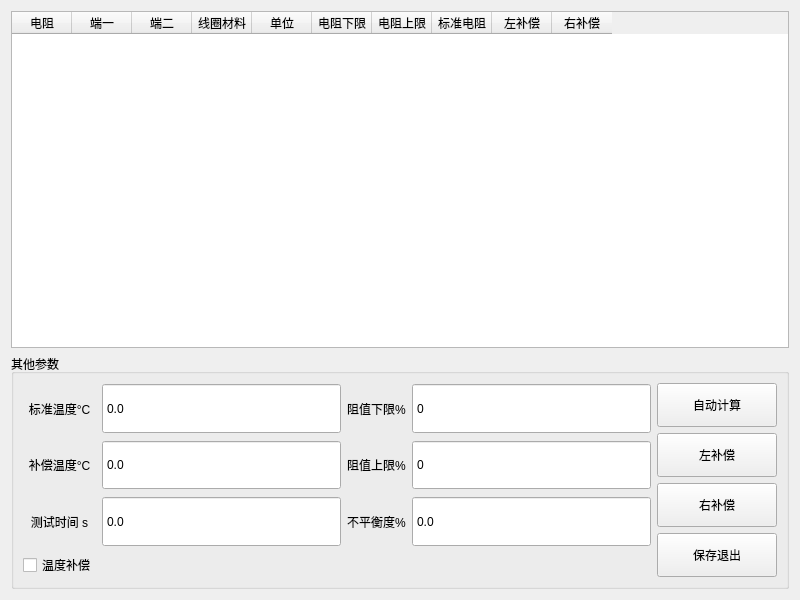
First picture: the form in PageDcr.ui, repository bloglink/aip-tester, before the edit.
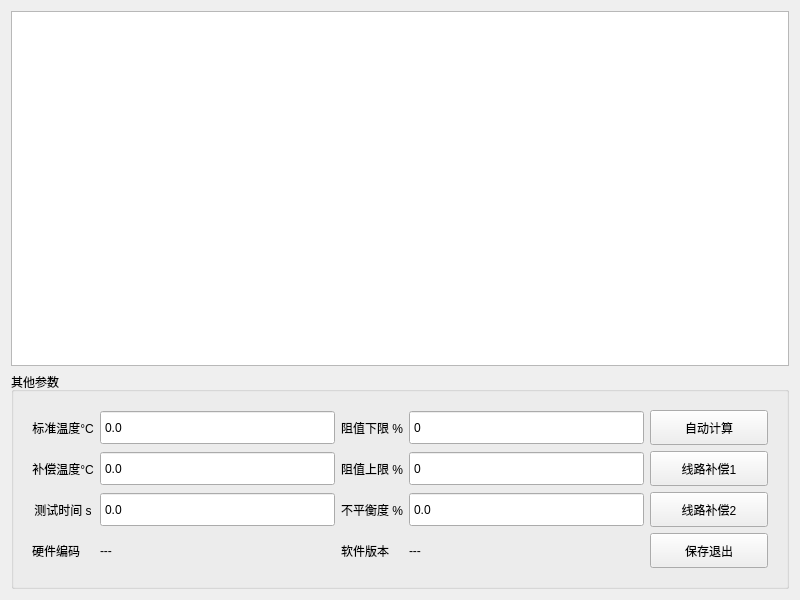
Second picture: the form after the edit.

The edit to the form file:
```diff
--- a/PageDcr.ui
+++ b/PageDcr.ui
@@ -15,66 +15,10 @@
   </property>
   <layout class="QVBoxLayout" name="verticalLayout" stretch="3,1">
    <item>
-    <widget class="QTableWidget" name="TabParams">
-     <property name="editTriggers">
-      <set>QAbstractItemView::AllEditTriggers</set>
-     </property>
-     <property name="selectionMode">
-      <enum>QAbstractItemView::SingleSelection</enum>
-     </property>
+    <widget class="QTableView" name="parameters">
      <attribute name="horizontalHeaderDefaultSectionSize">
-      <number>60</number>
+      <number>50</number>
      </attribute>
-     <column>
-      <property name="text">
-       <string>电阻</string>
-      </property>
-     </column>
-     <column>
-      <property name="text">
-       <string>端一</string>
-      </property>
-     </column>
-     <column>
-      <property name="text">
-       <string>端二</string>
-      </property>
-     </column>
-     <column>
-      <property name="text">
-       <string>线圈材料</string>
-      </property>
-     </column>
-     <column>
-      <property name="text">
-       <string>单位</string>
-      </property>
-     </column>
-     <column>
-      <property name="text">
-       <string>电阻下限</string>
-      </property>
-     </column>
-     <column>
-      <property name="text">
-       <string>电阻上限</string>
-      </property>
-     </column>
-     <column>
-      <property name="text">
-       <string>标准电阻</string>
-      </property>
-     </column>
-     <column>
-      <property name="text">
-       <string>左补偿</string>
-      </property>
-     </column>
-     <column>
-      <property name="text">
-       <string>右补偿</string>
-      </property>
-     </column>
     </widget>
    </item>
    <item>
@@ -82,35 +26,65 @@
      <property name="title">
       <string>其他参数</string>
      </property>
-     <layout class="QGridLayout" name="gridLayout" columnstretch="0,2,0,2,1">
-      <item row="1" column="0">
-       <widget class="QLabel" name="TextOffsetTemp">
+     <layout class="QHBoxLayout" name="horizontalLayout" stretch="1">
+      <item>
+       <widget class="QWidget" name="widget" native="true">
+        <property name="sizePolicy">
+         <sizepolicy hsizetype="Expanding" vsizetype="Expanding">
+          <horstretch>0</horstretch>
+          <verstretch>0</verstretch>
+         </sizepolicy>
+        </property>
+        <layout class="QGridLayout" name="gridLayout_2" columnstretch="0,2,0,2,1">
+         <item row="1" column="2">
+          <widget class="QLabel" name="TextMax">
         <property name="text">
-         <string>补偿温度°C</string>
+            <string>阻值上限 %</string>
         </property>
         <property name="alignment">
          <set>Qt::AlignCenter</set>
         </property>
        </widget>
       </item>
-      <item row="2" column="2">
-       <widget class="QLabel" name="TextUnbalance">
-        <property name="text">
-         <string>不平衡度%</string>
+         <item row="0" column="3">
+          <widget class="QDoubleSpinBox" name="BoxMin">
+           <property name="sizePolicy">
+            <sizepolicy hsizetype="Expanding" vsizetype="Expanding">
+             <horstretch>0</horstretch>
+             <verstretch>0</verstretch>
+            </sizepolicy>
+           </property>
+           <property name="minimumSize">
+            <size>
+             <width>0</width>
+             <height>35</height>
+            </size>
+           </property>
+           <property name="buttonSymbols">
+            <enum>QAbstractSpinBox::NoButtons</enum>
+           </property>
+           <property name="decimals">
+            <number>0</number>
+           </property>
+           <property name="minimum">
+            <double>-9900.000000000000000</double>
+           </property>
+           <property name="maximum">
+            <double>9900.000000000000000</double>
         </property>
        </widget>
       </item>
       <item row="1" column="1">
        <widget class="QDoubleSpinBox" name="BoxOffset">
         <property name="sizePolicy">
-         <sizepolicy hsizetype="Minimum" vsizetype="Expanding">
+            <sizepolicy hsizetype="Expanding" vsizetype="Expanding">
           <horstretch>0</horstretch>
           <verstretch>0</verstretch>
          </sizepolicy>
         </property>
         <property name="minimumSize">
          <size>
-          <width>97</width>
+             <width>0</width>
           <height>35</height>
          </size>
         </property>
@@ -125,27 +99,17 @@
         </property>
        </widget>
       </item>
-      <item row="0" column="0">
-       <widget class="QLabel" name="TextStdTemp">
-        <property name="text">
-         <string>标准温度°C</string>
-        </property>
-        <property name="alignment">
-         <set>Qt::AlignCenter</set>
-        </property>
-       </widget>
-      </item>
       <item row="0" column="1">
        <widget class="QDoubleSpinBox" name="BoxStd">
         <property name="sizePolicy">
-         <sizepolicy hsizetype="Minimum" vsizetype="Expanding">
+            <sizepolicy hsizetype="Expanding" vsizetype="Expanding">
           <horstretch>0</horstretch>
           <verstretch>0</verstretch>
          </sizepolicy>
         </property>
         <property name="minimumSize">
          <size>
-          <width>97</width>
+             <width>0</width>
           <height>35</height>
          </size>
         </property>
@@ -160,10 +124,10 @@
         </property>
        </widget>
       </item>
-      <item row="1" column="3">
-       <widget class="QDoubleSpinBox" name="BoxMax">
+         <item row="1" column="4">
+          <widget class="QPushButton" name="btn2">
         <property name="sizePolicy">
-         <sizepolicy hsizetype="Minimum" vsizetype="Expanding">
+            <sizepolicy hsizetype="Expanding" vsizetype="Expanding">
           <horstretch>0</horstretch>
           <verstretch>0</verstretch>
          </sizepolicy>
@@ -174,74 +138,15 @@
           <height>35</height>
          </size>
         </property>
-        <property name="buttonSymbols">
-         <enum>QAbstractSpinBox::NoButtons</enum>
-        </property>
-        <property name="decimals">
-         <number>0</number>
-        </property>
-        <property name="minimum">
-         <double>-9900.000000000000000</double>
-        </property>
-        <property name="maximum">
-         <double>9900.000000000000000</double>
-        </property>
-       </widget>
-      </item>
-      <item row="2" column="1">
-       <widget class="QDoubleSpinBox" name="BoxTime">
-        <property name="sizePolicy">
-         <sizepolicy hsizetype="Minimum" vsizetype="Expanding">
-          <horstretch>0</horstretch>
-          <verstretch>0</verstretch>
-         </sizepolicy>
-        </property>
-        <property name="minimumSize">
-         <size>
-          <width>97</width>
-          <height>35</height>
-         </size>
-        </property>
-        <property name="buttonSymbols">
-         <enum>QAbstractSpinBox::NoButtons</enum>
-        </property>
-        <property name="decimals">
-         <number>1</number>
-        </property>
-       </widget>
-      </item>
-      <item row="0" column="3">
-       <widget class="QDoubleSpinBox" name="BoxMin">
-        <property name="sizePolicy">
-         <sizepolicy hsizetype="Minimum" vsizetype="Expanding">
-          <horstretch>0</horstretch>
-          <verstretch>0</verstretch>
-         </sizepolicy>
-        </property>
-        <property name="minimumSize">
-         <size>
-          <width>97</width>
-          <height>35</height>
-         </size>
-        </property>
-        <property name="buttonSymbols">
-         <enum>QAbstractSpinBox::NoButtons</enum>
-        </property>
-        <property name="decimals">
-         <number>0</number>
-        </property>
-        <property name="minimum">
-         <double>-9900.000000000000000</double>
-        </property>
-        <property name="maximum">
-         <double>9900.000000000000000</double>
-        </property>
-       </widget>
-      </item>
-      <item row="1" column="2">
-       <widget class="QLabel" name="TextMax">
+           <property name="text">
+            <string>线路补偿1</string>
+           </property>
+          </widget>
+         </item>
+         <item row="0" column="2">
+          <widget class="QLabel" name="TextMin">
         <property name="text">
-         <string>阻值上限%</string>
+            <string>阻值下限 %</string>
         </property>
         <property name="alignment">
          <set>Qt::AlignCenter</set>
@@ -258,10 +163,93 @@
         </property>
        </widget>
       </item>
-      <item row="0" column="2">
-       <widget class="QLabel" name="TextMin">
+         <item row="2" column="2">
+          <widget class="QLabel" name="TextUnbalance">
         <property name="text">
-         <string>阻值下限%</string>
+            <string>不平衡度 %</string>
+           </property>
+          </widget>
+         </item>
+         <item row="2" column="4">
+          <widget class="QPushButton" name="btn3">
+           <property name="sizePolicy">
+            <sizepolicy hsizetype="Expanding" vsizetype="Expanding">
+             <horstretch>0</horstretch>
+             <verstretch>0</verstretch>
+            </sizepolicy>
+           </property>
+           <property name="minimumSize">
+            <size>
+             <width>97</width>
+             <height>35</height>
+            </size>
+           </property>
+           <property name="text">
+            <string>线路补偿2</string>
+           </property>
+          </widget>
+         </item>
+         <item row="0" column="0">
+          <widget class="QLabel" name="TextStdTemp">
+           <property name="text">
+            <string>标准温度°C</string>
+           </property>
+           <property name="alignment">
+            <set>Qt::AlignCenter</set>
+           </property>
+          </widget>
+         </item>
+         <item row="1" column="3">
+          <widget class="QDoubleSpinBox" name="BoxMax">
+           <property name="sizePolicy">
+            <sizepolicy hsizetype="Expanding" vsizetype="Expanding">
+             <horstretch>0</horstretch>
+             <verstretch>0</verstretch>
+            </sizepolicy>
+           </property>
+           <property name="minimumSize">
+            <size>
+             <width>0</width>
+             <height>35</height>
+            </size>
+           </property>
+           <property name="buttonSymbols">
+            <enum>QAbstractSpinBox::NoButtons</enum>
+           </property>
+           <property name="decimals">
+            <number>0</number>
+           </property>
+           <property name="minimum">
+            <double>-9900.000000000000000</double>
+           </property>
+           <property name="maximum">
+            <double>9900.000000000000000</double>
+           </property>
+          </widget>
+         </item>
+         <item row="0" column="4">
+          <widget class="QPushButton" name="btn1">
+           <property name="sizePolicy">
+            <sizepolicy hsizetype="Expanding" vsizetype="Expanding">
+             <horstretch>0</horstretch>
+             <verstretch>0</verstretch>
+            </sizepolicy>
+           </property>
+           <property name="minimumSize">
+            <size>
+             <width>97</width>
+             <height>35</height>
+            </size>
+           </property>
+           <property name="text">
+            <string>自动计算</string>
+           </property>
+          </widget>
+         </item>
+         <item row="1" column="0">
+          <widget class="QLabel" name="TextOffsetTemp">
+           <property name="text">
+            <string>补偿温度°C</string>
         </property>
         <property name="alignment">
          <set>Qt::AlignCenter</set>
@@ -271,14 +259,14 @@
       <item row="2" column="3">
        <widget class="QDoubleSpinBox" name="BoxUnbalance">
         <property name="sizePolicy">
-         <sizepolicy hsizetype="Minimum" vsizetype="Expanding">
+            <sizepolicy hsizetype="Expanding" vsizetype="Expanding">
           <horstretch>0</horstretch>
           <verstretch>0</verstretch>
          </sizepolicy>
         </property>
         <property name="minimumSize">
          <size>
-          <width>97</width>
+             <width>0</width>
           <height>35</height>
          </size>
         </property>
@@ -293,30 +281,8 @@
         </property>
        </widget>
       </item>
-      <item row="3" column="0">
-       <widget class="QCheckBox" name="BoxOffsetEnable">
-        <property name="text">
-         <string>温度补偿</string>
-        </property>
-       </widget>
-      </item>
-      <item row="0" column="4" rowspan="4">
-       <widget class="QWidget" name="WidgetButton" native="true">
-        <layout class="QVBoxLayout" name="verticalLayout_2">
-         <property name="leftMargin">
-          <number>0</number>
-         </property>
-         <property name="topMargin">
-          <number>0</number>
-         </property>
-         <property name="rightMargin">
-          <number>0</number>
-         </property>
-         <property name="bottomMargin">
-          <number>0</number>
-         </property>
-         <item>
-          <widget class="QPushButton" name="BtnSDLRAuto">
+         <item row="2" column="1">
+          <widget class="QDoubleSpinBox" name="BoxTime">
            <property name="sizePolicy">
             <sizepolicy hsizetype="Expanding" vsizetype="Expanding">
              <horstretch>0</horstretch>
@@ -325,43 +291,20 @@
            </property>
            <property name="minimumSize">
             <size>
-             <width>97</width>
-             <height>44</height>
+             <width>0</width>
+             <height>35</height>
             </size>
            </property>
-           <property name="text">
-            <string>自动计算</string>
+           <property name="buttonSymbols">
+            <enum>QAbstractSpinBox::NoButtons</enum>
            </property>
-          </widget>
-         </item>
-         <item>
-          <widget class="QPushButton" name="BtnOffset">
-           <property name="minimumSize">
-            <size>
-             <width>97</width>
-             <height>44</height>
-            </size>
+           <property name="decimals">
+            <number>1</number>
            </property>
-           <property name="text">
-            <string>左补偿</string>
-           </property>
           </widget>
          </item>
-         <item>
-          <widget class="QPushButton" name="BtnOffsetR">
-           <property name="minimumSize">
-            <size>
-             <width>97</width>
-             <height>44</height>
-            </size>
-           </property>
-           <property name="text">
-            <string>右补偿</string>
-           </property>
-          </widget>
-         </item>
-         <item>
-          <widget class="QPushButton" name="BtnSDLRExit">
+         <item row="3" column="4">
+          <widget class="QPushButton" name="btn4">
            <property name="sizePolicy">
             <sizepolicy hsizetype="Expanding" vsizetype="Expanding">
              <horstretch>0</horstretch>
@@ -371,7 +314,7 @@
            <property name="minimumSize">
             <size>
              <width>97</width>
-             <height>44</height>
+             <height>35</height>
             </size>
            </property>
            <property name="text">
@@ -379,6 +322,34 @@
            </property>
           </widget>
          </item>
+         <item row="3" column="0">
+          <widget class="QLabel" name="label">
+           <property name="text">
+            <string>硬件编码</string>
+           </property>
+          </widget>
+         </item>
+         <item row="3" column="1">
+          <widget class="QLabel" name="code">
+           <property name="text">
+            <string>---</string>
+           </property>
+          </widget>
+         </item>
+         <item row="3" column="2">
+          <widget class="QLabel" name="label_3">
+           <property name="text">
+            <string>软件版本</string>
+           </property>
+          </widget>
+         </item>
+         <item row="3" column="3">
+          <widget class="QLabel" name="version">
+           <property name="text">
+            <string>---</string>
+           </property>
+          </widget>
+         </item>
         </layout>
        </widget>
       </item>
```
Left out of the diff: 4 changed lines with no effect on the pictures. Lines whose indentation alone changed are shown as unchanged.
